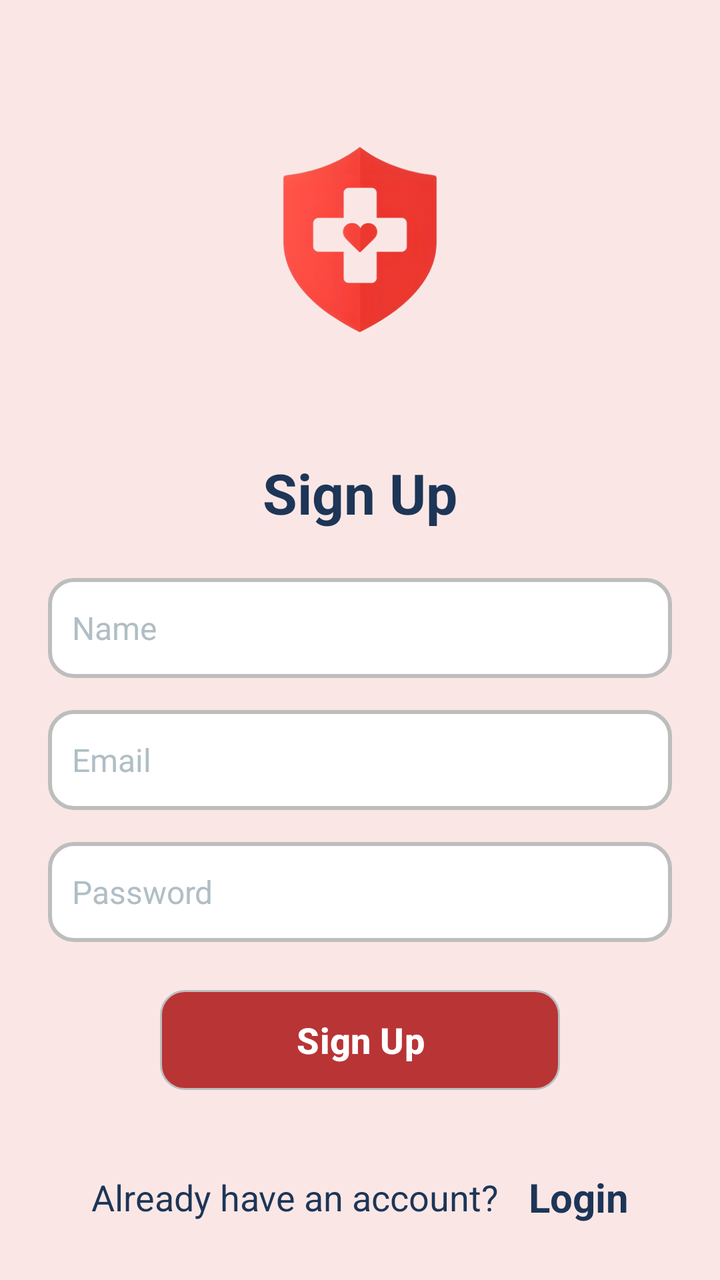
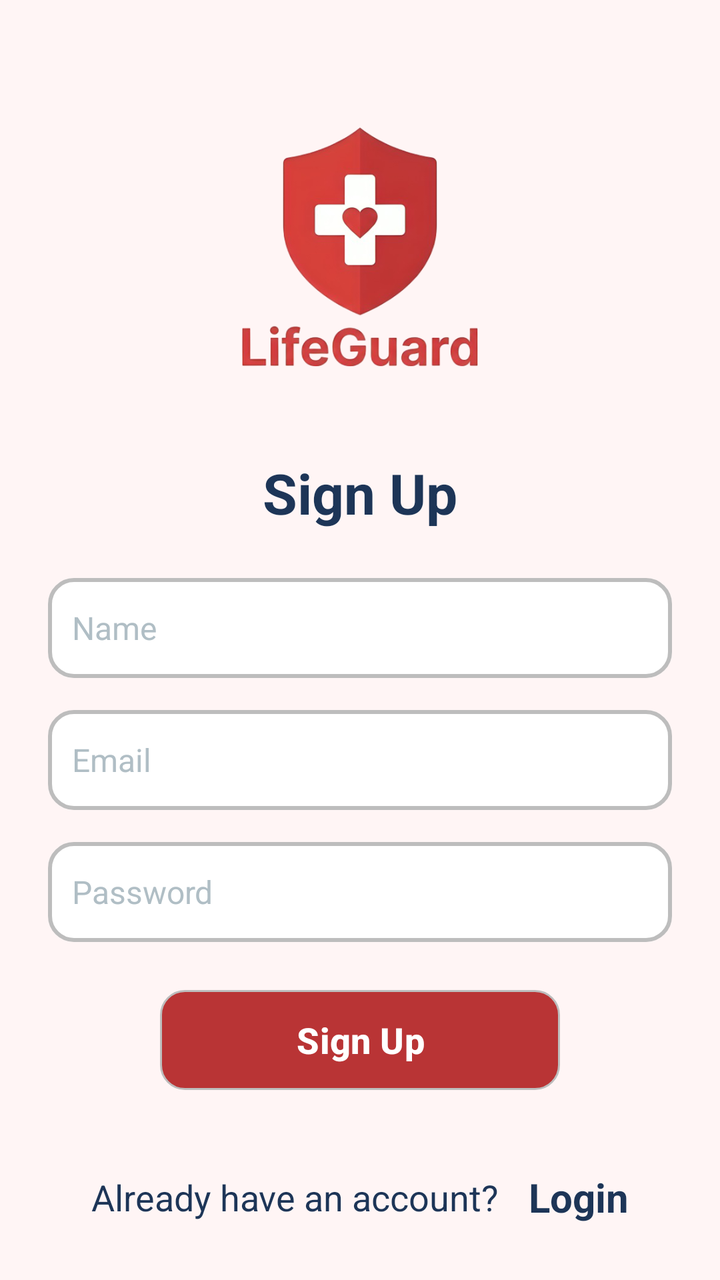

Before-and-after screenshots of an Android layout around one commit, followed by the original layout XML and the change that was made.
<!-- AndroidManifest.xml: application theme Theme.lifeguard -->
<!-- res/layout/activity_register.xml -->
<LinearLayout xmlns:android="http://schemas.android.com/apk/res/android"
    xmlns:app="http://schemas.android.com/apk/res-auto"
    android:layout_width="match_parent"
    android:layout_height="match_parent"
    android:orientation="vertical"
    android:padding="24dp"
    android:gravity="center"
    android:background="#fae7e5">
    <ImageView
        android:layout_width="wrap_content"
        android:layout_height="200dp"
        android:src="@drawable/logo" />
    <TextView
        android:layout_width="wrap_content"
        android:layout_height="wrap_content"
        android:text="@string/register"
        android:textSize="28sp"
        android:textStyle="bold"
        android:textColor="#1D3557"
        android:paddingBottom="24dp"/>
    <EditText
        android:id="@+id/etName"
        android:layout_width="match_parent"
        android:layout_height="50dp"
        android:hint="@string/name"
        android:padding="12dp"
        android:background="@drawable/rounded_edittext"
        android:textColorHint="#B0BEC5"
        android:inputType="textPersonName"
        android:autofillHints="textPersonName"
        android:textColor="#880E4F"
        android:textSize="16sp"
        android:layout_marginBottom="16dp"/>

    <EditText
        android:id="@+id/etEmail"
        android:layout_width="match_parent"
        android:layout_height="50dp"
        android:hint="@string/email"
        android:padding="12dp"
        android:background="@drawable/rounded_edittext"
        android:textColorHint="#B0BEC5"
        android:inputType="textEmailAddress"
        android:autofillHints="emailAddress"
        android:textColor="#880E4F"
        android:textSize="16sp"
        android:layout_marginBottom="16dp"/>

    <EditText
        android:id="@+id/etPassword"
        android:layout_width="match_parent"
        android:layout_height="50dp"
        android:hint="@string/password"
        android:padding="12dp"
        android:background="@drawable/rounded_edittext"
        android:textColorHint="#B0BEC5"
        android:inputType="textPassword"
        android:autofillHints="password"
        android:textColor="#880E4F"
        android:textSize="16sp"
        android:layout_marginBottom="24dp"/>

    <com.google.android.material.button.MaterialButton
        android:id="@+id/btnRegister"
        android:layout_width="200dp"
        android:layout_height="50dp"
        android:text="@string/register"
        android:textSize="18sp"
        android:textColor="#FFFFFF"
        android:background="@drawable/rounded_button"
        android:textAlignment="center"
        android:textStyle="bold"
        app:backgroundTint="@null"
        android:elevation="4dp"/>

    <LinearLayout
        android:layout_width="wrap_content"
        android:layout_height="wrap_content"
        android:layout_marginTop="40dp"
        android:orientation="horizontal"
        android:gravity="center">

        <TextView
            android:layout_width="wrap_content"
            android:layout_height="wrap_content"
            android:text="Already have an account?"
            android:textSize="18sp"
            android:textColor="#1D3557"/>

        <TextView
            android:layout_marginLeft="15dp"
            android:id="@+id/LoginText"
            android:layout_width="wrap_content"
            android:layout_height="wrap_content"
            android:text="@string/login"
            android:textSize="20sp"
            android:textStyle="bold"
            android:textColor="#1D3557"
            android:clickable="true"
            android:focusable="true"/>
    </LinearLayout>


</LinearLayout>
<!-- resources referenced by this layout -->
<resources>
  <!-- drawable logo: png bitmap (drawable, 89834 bytes) -->
  <!-- drawable rounded_button (drawable) -->
  <shape xmlns:android="http://schemas.android.com/apk/res/android"
      android:shape="rectangle">
      <solid android:color="#B93435"/>
      <corners android:radius="12dp"/>
      <stroke
          android:width="1dp"
          android:color="#BDBDBD"/>
  
  </shape>
  <!-- drawable rounded_edittext (drawable) -->
  <shape xmlns:android="http://schemas.android.com/apk/res/android" android:shape="rectangle">
      <solid android:color="#FFFFFF"/>
      <corners android:radius="12dp"/>
      <stroke android:width="2dp" android:color="#BDBDBD"/>
  </shape>
  <string name="email">Email</string>
  <string name="login">Login</string>
  <string name="name">Name</string>
  <string name="password">Password</string>
  <string name="register">Sign Up</string>
  <style name="Theme.lifeguard" parent="Base.Theme.lifeguard" />
  <style name="Base.Theme.lifeguard" parent="Theme.Material3.DayNight.NoActionBar">
          
          
      </style>
</resources>

<!-- the commit's change to res/layout/activity_register.xml (unified diff, before → after) -->
@@ -5,11 +5,11 @@
     android:orientation="vertical"
     android:padding="24dp"
     android:gravity="center"
-    android:background="#fae7e5">
+    android:background="#FFF5F5">
     <ImageView
         android:layout_width="wrap_content"
         android:layout_height="200dp"
-        android:src="@drawable/logo" />
+        android:src="@drawable/logo2" />
     <TextView
         android:layout_width="wrap_content"
         android:layout_height="wrap_content"
<!-- resource entries referenced after the edit -->
@@ -1,6 +1,6 @@
 <!-- resources referenced by this layout -->
 <resources>
-  <!-- drawable logo: png bitmap (drawable, 89834 bytes) -->
+  <!-- drawable logo2: png bitmap (drawable, 104662 bytes) -->
   <!-- drawable rounded_button (drawable) -->
   <shape xmlns:android="http://schemas.android.com/apk/res/android"
       android:shape="rectangle">
